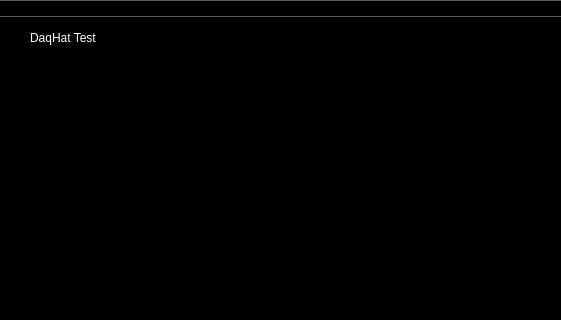
SR-Coder/daqHats118, file mainwindow.ui: the form before one commit; both pictures show x 440 to 1001 and y 0 to 320 of the 1131 by 606 pixel window.
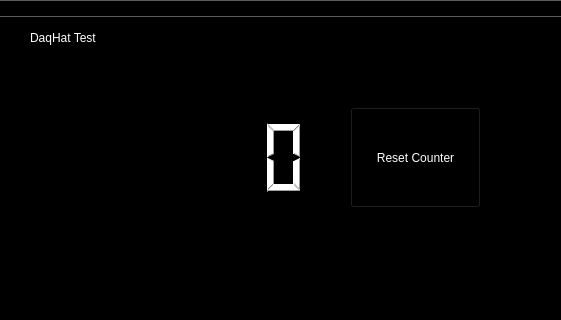
The form after the commit.

```diff
--- a/mainwindow.ui
+++ b/mainwindow.ui
@@ -241,6 +241,29 @@
      <string>Voltage 8</string>
     </property>
    </widget>
+   <widget class="QLCDNumber" name="LCD_counter">
+    <property name="geometry">
+     <rect>
+      <x>520</x>
+      <y>100</y>
+      <width>251</width>
+      <height>81</height>
+     </rect>
+    </property>
+   </widget>
+   <widget class="QPushButton" name="btn_reset">
+    <property name="geometry">
+     <rect>
+      <x>790</x>
+      <y>90</y>
+      <width>131</width>
+      <height>101</height>
+     </rect>
+    </property>
+    <property name="text">
+     <string>Reset Counter</string>
+    </property>
+   </widget>
   </widget>
   <widget class="QMenuBar" name="menuBar">
    <property name="geometry">
```
